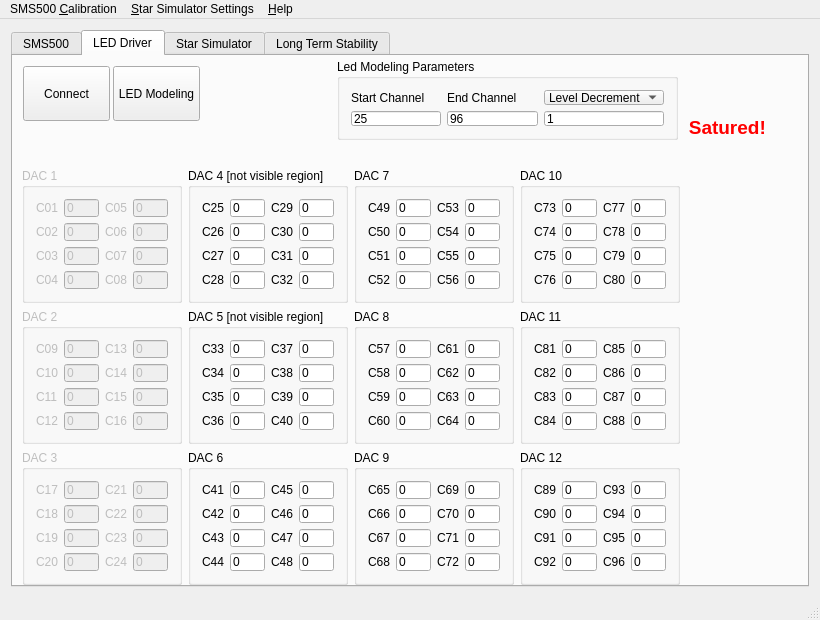
Old version of the form src/mainwindow.ui in the repository mgomesborges/inpe-star-simulator.
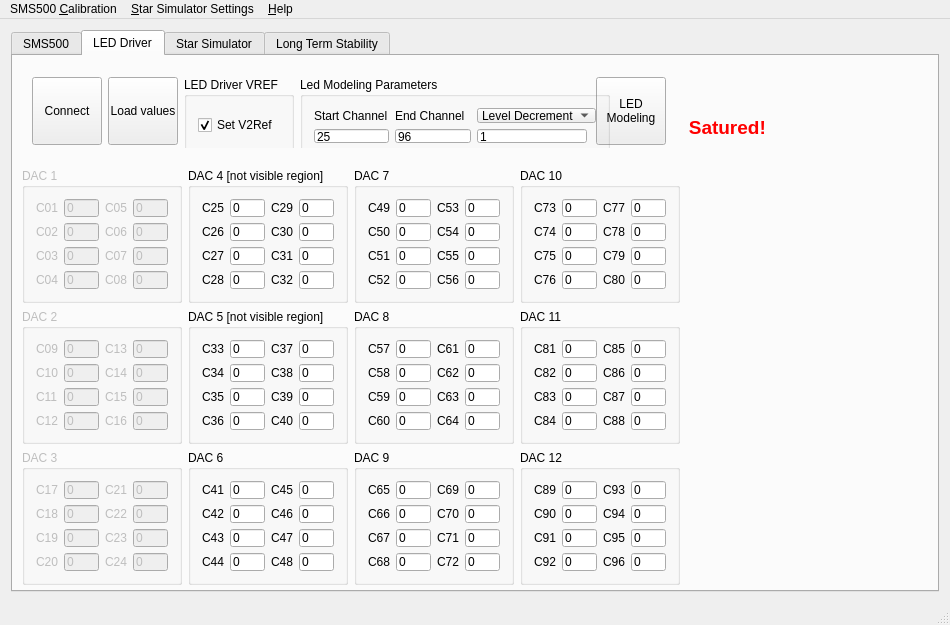
New version of the form. The open tabs and pages were chosen to show the change. Icons and pictures are not drawn.

```diff
--- a/src/mainwindow.ui
+++ b/src/mainwindow.ui
@@ -6,8 +6,8 @@
    <rect>
     <x>0</x>
     <y>0</y>
-    <width>820</width>
-    <height>620</height>
+    <width>950</width>
+    <height>625</height>
    </rect>
   </property>
   <property name="sizePolicy">
@@ -18,7 +18,7 @@
   </property>
   <property name="minimumSize">
    <size>
-    <width>820</width>
+    <width>950</width>
     <height>620</height>
    </size>
   </property>
@@ -48,7 +48,7 @@
    <set>QMainWindow::AllowTabbedDocks|QMainWindow::AnimatedDocks</set>
   </property>
   <widget class="QWidget" name="centralWidget">
-   <layout class="QGridLayout" name="gridLayout_13">
+   <layout class="QGridLayout" name="gridLayout_50">
     <item row="0" column="0">
      <widget class="QTabWidget" name="tabWidget">
       <property name="sizePolicy">
@@ -3657,38 +3657,6 @@
 &lt;p style=&quot; margin-top:0px; margin-bottom:0px; margin-left:0px; margin-right:0px; -qt-block-indent:0; text-indent:0px;&quot;&gt;&lt;span style=&quot; color:#ff0000;&quot;&gt;                      Satured!&lt;/span&gt;&lt;/p&gt;&lt;/body&gt;&lt;/html&gt;</string>
         </property>
        </widget>
-       <widget class="QToolButton" name="btnConnectDisconnectLED">
-        <property name="geometry">
-         <rect>
-          <x>10</x>
-          <y>10</y>
-          <width>87</width>
-          <height>55</height>
-         </rect>
-        </property>
-        <property name="minimumSize">
-         <size>
-          <width>70</width>
-          <height>0</height>
-         </size>
-        </property>
-        <property name="text">
-         <string>Connect</string>
-        </property>
-        <property name="icon">
-         <iconset resource="Pics.qrc">
-          <normaloff>:/pics/reconnect.png</normaloff>:/pics/reconnect.png</iconset>
-        </property>
-        <property name="iconSize">
-         <size>
-          <width>32</width>
-          <height>32</height>
-         </size>
-        </property>
-        <property name="toolButtonStyle">
-         <enum>Qt::ToolButtonTextUnderIcon</enum>
-        </property>
-       </widget>
        <widget class="QLabel" name="scanNumberLabel_2">
         <property name="geometry">
          <rect>
@@ -3721,124 +3689,6 @@
          <string/>
         </property>
        </widget>
-       <widget class="QToolButton" name="btnLedModeling">
-        <property name="geometry">
-         <rect>
-          <x>100</x>
-          <y>10</y>
-          <width>87</width>
-          <height>55</height>
-         </rect>
-        </property>
-        <property name="text">
-         <string>LED Modeling</string>
-        </property>
-        <property name="icon">
-         <iconset resource="Pics.qrc">
-          <normaloff>:/pics/led.jpg</normaloff>:/pics/led.jpg</iconset>
-        </property>
-        <property name="iconSize">
-         <size>
-          <width>32</width>
-          <height>32</height>
-         </size>
-        </property>
-        <property name="toolButtonStyle">
-         <enum>Qt::ToolButtonTextUnderIcon</enum>
-        </property>
-       </widget>
-       <widget class="QGroupBox" name="ledModelingParametersGoupBox">
-        <property name="geometry">
-         <rect>
-          <x>324</x>
-          <y>3</y>
-          <width>341</width>
-          <height>81</height>
-         </rect>
-        </property>
-        <property name="maximumSize">
-         <size>
-          <width>350</width>
-          <height>16777215</height>
-         </size>
-        </property>
-        <property name="title">
-         <string>Led Modeling Parameters</string>
-        </property>
-        <layout class="QGridLayout" name="gridLayout_15">
-         <item row="1" column="0">
-          <layout class="QGridLayout" name="gridLayout">
-           <item row="0" column="0">
-            <widget class="QLabel" name="label_8">
-             <property name="text">
-              <string>Start Channel</string>
-             </property>
-            </widget>
-           </item>
-           <item row="0" column="1">
-            <widget class="QLabel" name="label_7">
-             <property name="text">
-              <string>End Channel</string>
-             </property>
-            </widget>
-           </item>
-           <item row="1" column="0">
-            <widget class="QLineEdit" name="startChannel">
-             <property name="text">
-              <string>25</string>
-             </property>
-            </widget>
-           </item>
-           <item row="1" column="1">
-            <widget class="QLineEdit" name="endChannel">
-             <property name="text">
-              <string>96</string>
-             </property>
-            </widget>
-           </item>
-           <item row="0" column="2">
-            <widget class="QComboBox" name="levelIncDecComboBox">
-             <property name="minimumSize">
-              <size>
-               <width>120</width>
-               <height>0</height>
-              </size>
-             </property>
-             <item>
-              <property name="text">
-               <string>Level Decrement</string>
-              </property>
-             </item>
-             <item>
-              <property name="text">
-               <string>Level Increment</string>
-              </property>
-             </item>
-            </widget>
-           </item>
-           <item row="1" column="2">
-            <widget class="QLineEdit" name="levelIncDecValue">
-             <property name="sizePolicy">
-              <sizepolicy hsizetype="Minimum" vsizetype="Fixed">
-               <horstretch>0</horstretch>
-               <verstretch>0</verstretch>
-              </sizepolicy>
-             </property>
-             <property name="minimumSize">
-              <size>
-               <width>50</width>
-               <height>0</height>
-              </size>
-             </property>
-             <property name="text">
-              <string>1</string>
-             </property>
-            </widget>
-           </item>
-          </layout>
-         </item>
-        </layout>
-       </widget>
        <widget class="QLabel" name="scanInfo">
         <property name="geometry">
          <rect>
@@ -3856,20 +3706,330 @@
 &lt;p style=&quot; margin-top:0px; margin-bottom:0px; margin-left:0px; margin-right:0px; -qt-block-indent:0; text-indent:0px;&quot;&gt;&lt;span style=&quot; font-size:14pt; color:#ff0000;&quot;&gt; &lt;/span&gt;&lt;/p&gt;&lt;/body&gt;&lt;/html&gt;</string>
         </property>
        </widget>
+       <widget class="QWidget" name="horizontalLayoutWidget">
+        <property name="geometry">
+         <rect>
+          <x>8</x>
+          <y>10</y>
+          <width>656</width>
+          <height>82</height>
+         </rect>
+        </property>
+        <layout class="QGridLayout" name="gridLayout_48">
+         <item row="0" column="2">
+          <widget class="QGroupBox" name="LEDDriverParametersGroupBox">
+           <property name="minimumSize">
+            <size>
+             <width>110</width>
+             <height>80</height>
+            </size>
+           </property>
+           <property name="maximumSize">
+            <size>
+             <width>120</width>
+             <height>80</height>
+            </size>
+           </property>
+           <property name="title">
+            <string>LED Driver VREF</string>
+           </property>
+           <layout class="QGridLayout" name="gridLayout_47">
+            <item row="0" column="0">
+             <widget class="QCheckBox" name="setV2RefCheckBox">
+              <property name="text">
+               <string>Set V2Ref</string>
+              </property>
+              <property name="checked">
+               <bool>true</bool>
+              </property>
+             </widget>
+            </item>
+           </layout>
+          </widget>
+         </item>
+         <item row="0" column="1">
+          <widget class="QToolButton" name="btnLoadValuesForChannels">
+           <property name="minimumSize">
+            <size>
+             <width>70</width>
+             <height>68</height>
+            </size>
+           </property>
+           <property name="text">
+            <string>Load values</string>
+           </property>
+           <property name="icon">
+            <iconset resource="Pics.qrc">
+             <normaloff>:/pics/database_up.png</normaloff>:/pics/database_up.png</iconset>
+           </property>
+           <property name="iconSize">
+            <size>
+             <width>32</width>
+             <height>32</height>
+            </size>
+           </property>
+           <property name="toolButtonStyle">
+            <enum>Qt::ToolButtonTextUnderIcon</enum>
+           </property>
+          </widget>
+         </item>
+         <item row="0" column="0">
+          <widget class="QToolButton" name="btnConnectDisconnectLED">
+           <property name="minimumSize">
+            <size>
+             <width>70</width>
+             <height>68</height>
+            </size>
+           </property>
+           <property name="text">
+            <string>Connect</string>
+           </property>
+           <property name="icon">
+            <iconset resource="Pics.qrc">
+             <normaloff>:/pics/reconnect.png</normaloff>:/pics/reconnect.png</iconset>
+           </property>
+           <property name="iconSize">
+            <size>
+             <width>32</width>
+             <height>32</height>
+            </size>
+           </property>
+           <property name="toolButtonStyle">
+            <enum>Qt::ToolButtonTextUnderIcon</enum>
+           </property>
+          </widget>
+         </item>
+         <item row="0" column="4">
+          <widget class="QToolButton" name="btnLedModeling">
+           <property name="minimumSize">
+            <size>
+             <width>70</width>
+             <height>68</height>
+            </size>
+           </property>
+           <property name="text">
+            <string>LED
+Modeling</string>
+           </property>
+           <property name="icon">
+            <iconset resource="Pics.qrc">
+             <normaloff>:/pics/logo.png</normaloff>:/pics/logo.png</iconset>
+           </property>
+           <property name="iconSize">
+            <size>
+             <width>32</width>
+             <height>32</height>
+            </size>
+           </property>
+           <property name="toolButtonStyle">
+            <enum>Qt::ToolButtonTextUnderIcon</enum>
+           </property>
+          </widget>
+         </item>
+         <item row="0" column="3">
+          <widget class="QGroupBox" name="ledModelingParametersGoupBox">
+           <property name="minimumSize">
+            <size>
+             <width>310</width>
+             <height>80</height>
+            </size>
+           </property>
+           <property name="maximumSize">
+            <size>
+             <width>350</width>
+             <height>80</height>
+            </size>
+           </property>
+           <property name="title">
+            <string>Led Modeling Parameters</string>
+           </property>
+           <layout class="QGridLayout" name="gridLayout_15">
+            <item row="0" column="0">
+             <layout class="QGridLayout" name="gridLayout">
+              <item row="0" column="1">
+               <widget class="QLabel" name="label_8">
+                <property name="text">
+                 <string>Start Channel</string>
+                </property>
+               </widget>
+              </item>
+              <item row="0" column="2">
+               <widget class="QLabel" name="label_7">
+                <property name="text">
+                 <string>End Channel</string>
+                </property>
+               </widget>
+              </item>
+              <item row="1" column="1">
+               <widget class="QLineEdit" name="startChannel">
+                <property name="maximumSize">
+                 <size>
+                  <width>80</width>
+                  <height>16777215</height>
+                 </size>
+                </property>
+                <property name="text">
+                 <string>25</string>
+                </property>
+               </widget>
+              </item>
+              <item row="1" column="2">
+               <widget class="QLineEdit" name="endChannel">
+                <property name="maximumSize">
+                 <size>
+                  <width>80</width>
+                  <height>16777215</height>
+                 </size>
+                </property>
+                <property name="text">
+                 <string>96</string>
+                </property>
+               </widget>
+              </item>
+              <item row="0" column="3">
+               <widget class="QComboBox" name="levelIncDecComboBox">
+                <property name="minimumSize">
+                 <size>
+                  <width>110</width>
+                  <height>0</height>
+                 </size>
+                </property>
+                <item>
+                 <property name="text">
+                  <string>Level Decrement</string>
+                 </property>
+                </item>
+                <item>
+                 <property name="text">
+                  <string>Level Increment</string>
+                 </property>
+                </item>
+               </widget>
+              </item>
+              <item row="1" column="3">
+               <widget class="QLineEdit" name="levelIncDecValue">
+                <property name="sizePolicy">
+                 <sizepolicy hsizetype="Minimum" vsizetype="Fixed">
+                  <horstretch>0</horstretch>
+                  <verstretch>0</verstretch>
+                 </sizepolicy>
+                </property>
+                <property name="minimumSize">
+                 <size>
+                  <width>45</width>
+                  <height>0</height>
+                 </size>
+                </property>
+                <property name="maximumSize">
+                 <size>
+                  <width>110</width>
+                  <height>16777215</height>
+                 </size>
+                </property>
+                <property name="text">
+                 <string>1</string>
+                </property>
+               </widget>
+              </item>
+             </layout>
+            </item>
+           </layout>
+          </widget>
+         </item>
+        </layout>
+       </widget>
       </widget>
       <widget class="QWidget" name="starSimulatorTab">
        <attribute name="title">
         <string>Star Simulator</string>
        </attribute>
-       <layout class="QGridLayout" name="gridLayout_43">
-        <item row="2" column="2" colspan="4">
-         <widget class="QPlainTextEdit" name="starSimulatorLog">
-          <property name="sizePolicy">
-           <sizepolicy hsizetype="Expanding" vsizetype="Expanding">
-            <horstretch>1</horstretch>
-            <verstretch>10</verstretch>
-           </sizepolicy>
+       <layout class="QGridLayout" name="gridLayout_13">
+        <item row="0" column="0">
+         <layout class="QGridLayout" name="gridLayout_43">
+          <item row="0" column="1">
+           <widget class="QLabel" name="label_9">
+            <property name="text">
+             <string>&lt;html&gt;&lt;head/&gt;&lt;body&gt;&lt;p&gt;&lt;span style=&quot; font-weight:600; color:#aa0000;&quot;&gt;Output irradiance:&lt;/span&gt;&lt;/p&gt;&lt;/body&gt;&lt;/html&gt;</string>
+            </property>
+           </widget>
+          </item>
+          <item row="0" column="4">
+           <widget class="QLabel" name="label_13">
+            <property name="text">
+             <string>&lt;html&gt;&lt;head/&gt;&lt;body&gt;&lt;p&gt;&lt;span style=&quot; font-weight:600; color:#00007f;&quot;&gt;Star irradiance:&lt;/span&gt;&lt;/p&gt;&lt;/body&gt;&lt;/html&gt;</string>
+            </property>
+           </widget>
+          </item>
+          <item row="0" column="2">
+           <widget class="QLabel" name="outputIrradianceLabel">
+            <property name="text">
+             <string>&lt;html&gt;&lt;head/&gt;&lt;body&gt;&lt;p&gt;&lt;span style=&quot; font-weight:600; color:#aa0000;&quot;&gt;------&lt;/span&gt;&lt;/p&gt;&lt;/body&gt;&lt;/html&gt;</string>
+            </property>
+           </widget>
+          </item>
+          <item row="0" column="5">
+           <widget class="QLabel" name="starIrradianceLabel">
+            <property name="text">
+             <string>&lt;html&gt;&lt;head/&gt;&lt;body&gt;&lt;p&gt;&lt;span style=&quot; font-weight:600; color:#00007f;&quot;&gt;------&lt;/span&gt;&lt;/p&gt;&lt;/body&gt;&lt;/html&gt;</string>
+            </property>
+           </widget>
+          </item>
+          <item row="0" column="0">
+           <spacer name="horizontalSpacer_5">
+            <property name="orientation">
+             <enum>Qt::Horizontal</enum>
+            </property>
+            <property name="sizeHint" stdset="0">
+             <size>
+              <width>60</width>
+              <height>20</height>
+             </size>
+            </property>
+           </spacer>
+          </item>
+          <item row="0" column="3">
+           <spacer name="horizontalSpacer_6">
+            <property name="orientation">
+             <enum>Qt::Horizontal</enum>
+            </property>
+            <property name="sizeHint" stdset="0">
+             <size>
+              <width>10</width>
+              <height>20</height>
+             </size>
+            </property>
+           </spacer>
+          </item>
+          <item row="0" column="6">
+           <spacer name="horizontalSpacer_7">
+            <property name="orientation">
+             <enum>Qt::Horizontal</enum>
+            </property>
+            <property name="sizeHint" stdset="0">
+             <size>
+              <width>60</width>
+              <height>20</height>
+             </size>
+            </property>
+           </spacer>
+          </item>
+         </layout>
+        </item>
+        <item row="0" column="1" rowspan="2">
+         <spacer name="horizontalSpacer_4">
+          <property name="orientation">
+           <enum>Qt::Horizontal</enum>
           </property>
+          <property name="sizeHint" stdset="0">
+           <size>
+            <width>40</width>
+            <height>20</height>
+           </size>
+          </property>
+         </spacer>
+        </item>
+        <item row="0" column="2" rowspan="2">
+         <widget class="QToolButton" name="btnStartStopStarSimulator">
           <property name="minimumSize">
            <size>
             <width>490</width>
@@ -6543,15 +6703,15 @@
           </layout>
          </widget>
         </item>
-        <item row="0" column="1">
-         <spacer name="horizontalSpacer_4">
+        <item row="4" column="5">
+         <spacer name="verticalSpacer_4">
           <property name="orientation">
            <enum>Qt::Horizontal</enum>
           </property>
           <property name="sizeHint" stdset="0">
            <size>
-            <width>40</width>
-            <height>20</height>
+            <width>17</width>
+            <height>9</height>
            </size>
           </property>
          </spacer>
@@ -7026,7 +7186,7 @@
     <rect>
      <x>0</x>
      <y>0</y>
-     <width>820</width>
+     <width>950</width>
      <height>21</height>
     </rect>
    </property>
```
Left out of the diff: 373 changed lines with no effect on the pictures.
